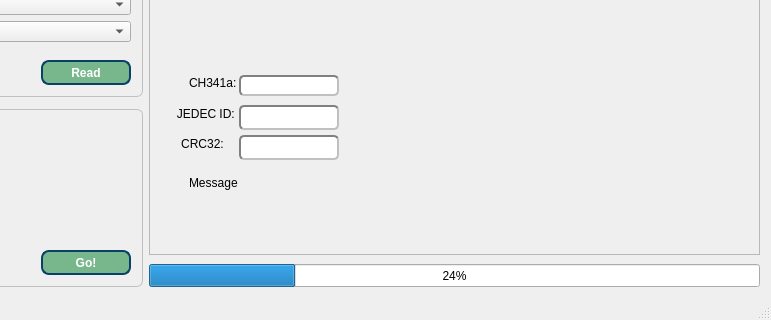
This is IMSProg_programmer/mainwindow.ui in bigbigmdm/IMSProg as Qt 5 draws it before an edit; both pictures show x 179 to 950 and y 300 to 620 of the 950 by 620 pixel window. The edited form follows.
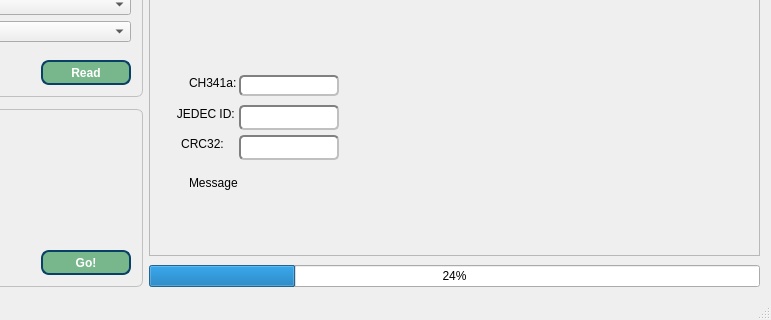
This is the edited form. Icons and pictures are not drawn.

Commit message: Fix: progressbar not displayed on MacOS

What changed in the file:
```diff
--- a/IMSProg_programmer/mainwindow.ui
+++ b/IMSProg_programmer/mainwindow.ui
@@ -978,18 +978,6 @@
       </item>
       <item>
        <widget class="QProgressBar" name="progressBar">
-        <property name="sizePolicy">
-         <sizepolicy hsizetype="Expanding" vsizetype="Fixed">
-          <horstretch>0</horstretch>
-          <verstretch>0</verstretch>
-         </sizepolicy>
-        </property>
-        <property name="minimumSize">
-         <size>
-          <width>611</width>
-          <height>23</height>
-         </size>
-        </property>
         <property name="value">
          <number>24</number>
         </property>
```
Left out of the diff: 3 changed lines with no effect on the pictures. The commit also changes 1 other file.
